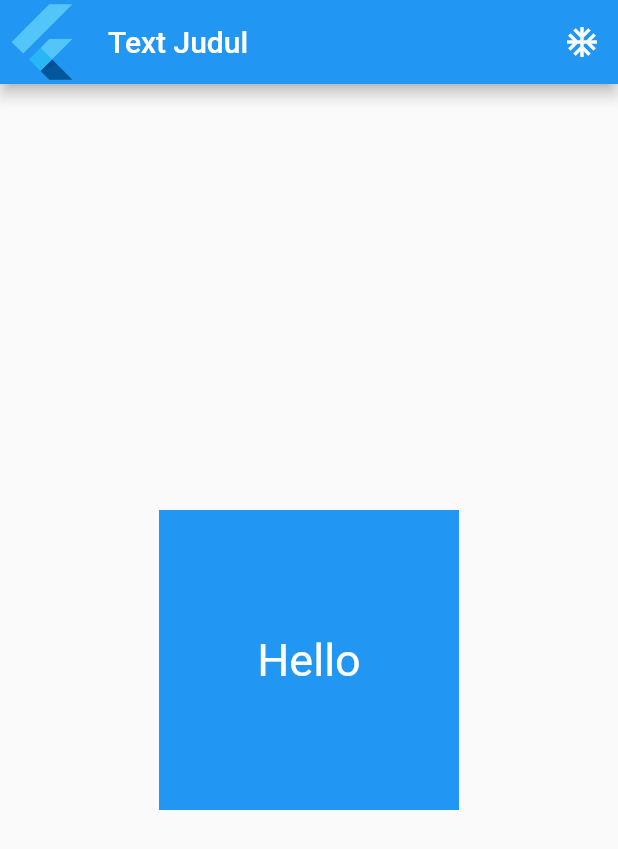
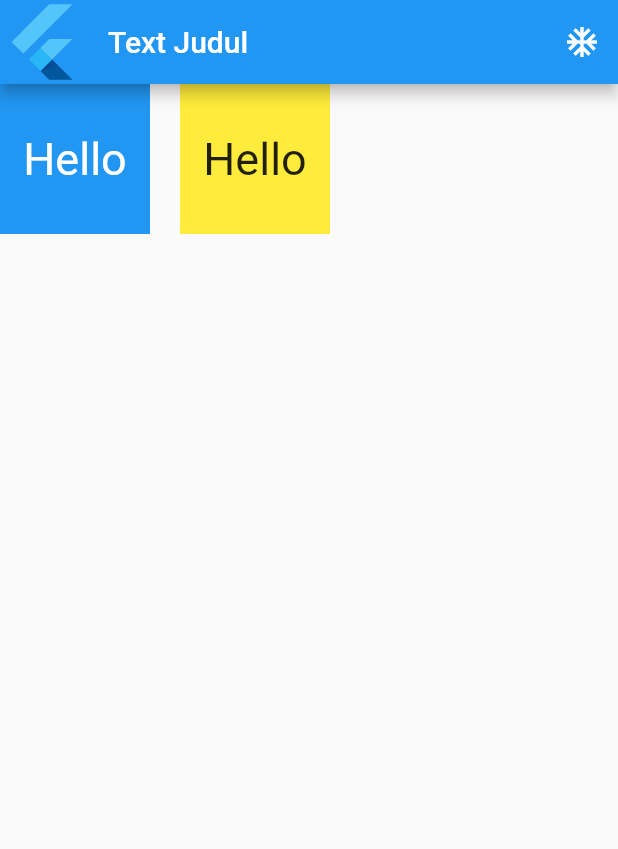
Before and after one commit to riskawidarsono/12week, a Flutter app: the screen it shows after launch, on a phone screen of 412 x 824 dp. Shown: the top 849 px of the screen. Run offline on Flutter 3.47's test engine with Material 2 defaults, Android fonts, the light colour scheme and no system bars; our stand-ins replace get.

Commit message:
tugas 4,5,6

```diff
--- a/latihan_minggu_2/lib/screen/root.dart
+++ b/latihan_minggu_2/lib/screen/root.dart
@@ -1,5 +1,8 @@
 import 'package:flutter/material.dart';
 import 'package:latihan_minggu_2/screen/tugas_dua.dart';
+import 'package:latihan_minggu_2/screen/tugas_empat.dart';
+import 'package:latihan_minggu_2/screen/tugas_enam.dart';
+import 'package:latihan_minggu_2/screen/tugas_lima.dart';
 import 'package:latihan_minggu_2/screen/tugas_satu.dart';
 import 'package:latihan_minggu_2/screen/tugas_tiga.dart';
 
@@ -8,6 +11,6 @@ class Root extends StatelessWidget {
 
   @override
   Widget build(BuildContext context) {
-    return const TugasTiga();
+    return const TugasEnam();
   }
 }
--- /dev/null
+++ b/latihan_minggu_2/lib/screen/tugas_enam.dart
@@ -0,0 +1,70 @@
+import 'package:flutter/material.dart';
+
+class TugasEnam extends StatelessWidget {
+  const TugasEnam({Key? key}) : super(key: key);
+
+  @override
+  Widget build(BuildContext context) {
+    return Scaffold(
+      appBar: AppBar(
+        leading: Builder(
+          builder: (BuildContext context) {
+            return const FlutterLogo(
+              size: 2,
+            );
+          },
+        ),
+        title: const Text('Text Judul'),
+        actions: [
+          IconButton(
+            onPressed: () {},
+            icon: const Icon(Icons.ac_unit),
+          ),
+        ],
+      ),
+      body: const BodyTugasEnam(),
+    );
+  }
+}
+
+class BodyTugasEnam extends StatelessWidget {
+  const BodyTugasEnam({Key? key}) : super(key: key);
+
+  @override
+  Widget build(BuildContext context) {
+    return Row(
+      children: [
+        Container(
+          height: 100,
+          width: 100,
+          color: Colors.blue,
+          child: const Center(
+            child: Text(
+              'Hello',
+              style: TextStyle(
+                color: Colors.white,
+                fontSize: 30,
+              ),
+            ),
+          ),
+        ),
+        const SizedBox(
+          width: 20,
+        ),
+        Container(
+          height: 100,
+          width: 100,
+          color: Colors.yellow,
+          child: const Center(
+            child: Text(
+              'Hello',
+              style: TextStyle(
+                fontSize: 30,
+              ),
+            ),
+          ),
+        ),
+      ],
+    );
+  }
+}
--- a/latihan_minggu_2/lib/screen/tugas_tiga.dart
+++ b/latihan_minggu_2/lib/screen/tugas_tiga.dart
@@ -22,13 +22,13 @@ class TugasTiga extends StatelessWidget {
           ),
         ],
       ),
-      body: const BodyTugasDua(),
+      body: const BodyTugasTiga(),
     );
   }
 }
 
-class BodyTugasDua extends StatelessWidget {
-  const BodyTugasDua({Key? key}) : super(key: key);
+class BodyTugasTiga extends StatelessWidget {
+  const BodyTugasTiga({Key? key}) : super(key: key);
 
   @override
   Widget build(BuildContext context) {
```
Also changed, not shown: latihan_minggu_2/lib/screen/tugas_empat.dart (added, +71 -0 lines), latihan_minggu_2/lib/screen/tugas_lima.dart (added, +71 -0 lines).
